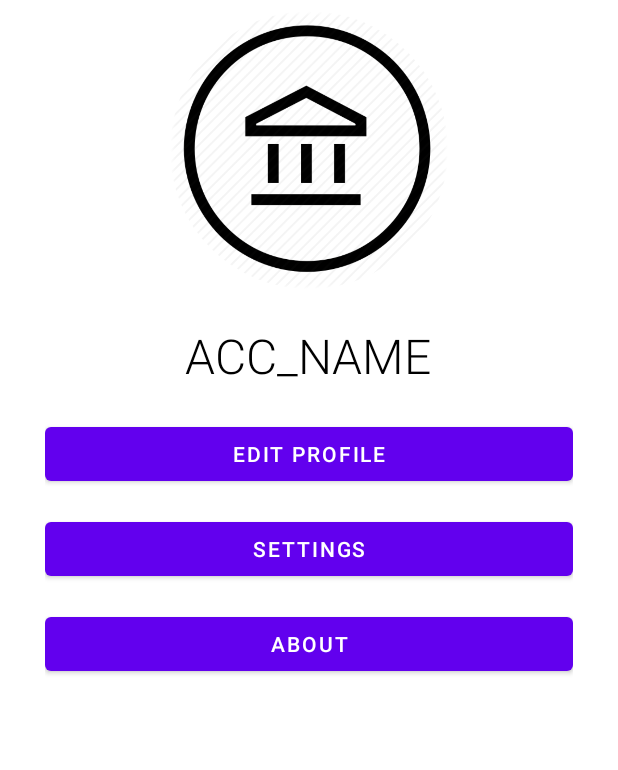
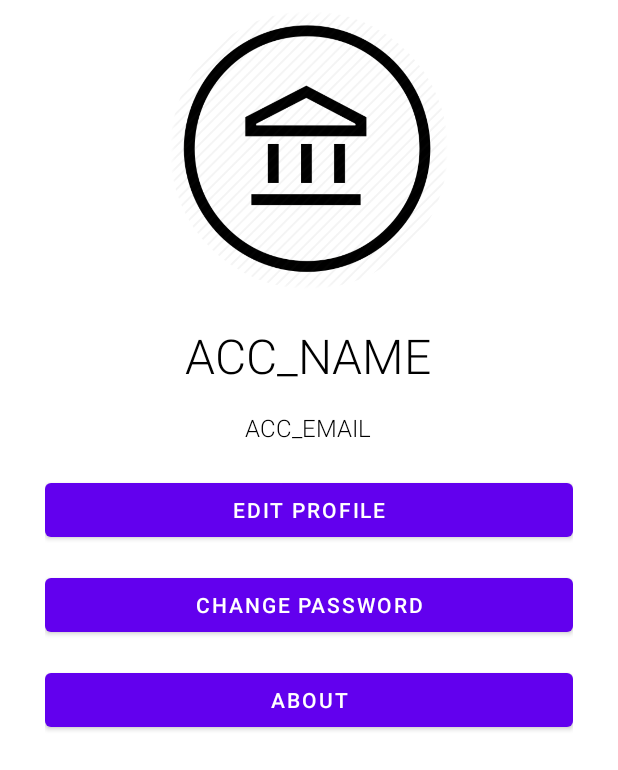
Before and after one commit to gabrielconstantin02/banking_app, an Android app: the layout fragment_profile.xml on its own in the app's theme, with its tools: preview values and no code run, on a phone screen of 412 x 824 dp. Shown: the top 770 px of the screen. Run offline under Robolectric (Android 15) with nearby library versions, the phone set to English and light mode, and no system bars.

```diff
--- a/app/src/main/res/layout/fragment_profile.xml
+++ b/app/src/main/res/layout/fragment_profile.xml
@@ -36,7 +36,7 @@
 
 
         <TextView
-            android:id="@+id/tv_name"
+            android:id="@+id/name"
             android:layout_width="wrap_content"
             android:layout_height="wrap_content"
             android:layout_below="@+id/profileImage"
@@ -47,6 +47,18 @@
             android:textColor="@color/black"
             android:textSize="32sp" />
 
+        <TextView
+            android:id="@+id/email"
+            android:layout_width="wrap_content"
+            android:layout_height="wrap_content"
+            android:layout_below="@+id/name"
+            android:layout_centerHorizontal="true"
+            android:text="ACC_EMAIL"
+            android:layout_marginTop="15sp"
+            android:fontFamily="sans-serif-light"
+            android:textColor="@color/black"
+            android:textSize="16sp" />
+
 
         <LinearLayout
             android:layout_width="match_parent"
@@ -56,7 +68,7 @@
             android:layout_marginRight="30dp"
             android:layout_marginTop="20dp"
             android:orientation="vertical"
-            android:layout_below="@+id/tv_name"
+            android:layout_below="@+id/email"
             tools:ignore="UselessParent">
 
             <LinearLayout
--- a/app/src/main/res/values/strings.xml
+++ b/app/src/main/res/values/strings.xml
@@ -5,7 +5,7 @@
     <string name="tab_text_2">Cards</string>
     <string name="tab_text_3">Details</string>
     <string name="name">Name</string>
-    <string name="settings">Settings</string>
+    <string name="settings">Change password</string>
     <string name="about">About</string>
     <string name="editprof">Edit profile</string>
     <!-- for edit -->
```
Also changed, not shown: app/src/main/java/com/example/banking_app/fragments/ProfileFragment.java (+7 -3 lines).
